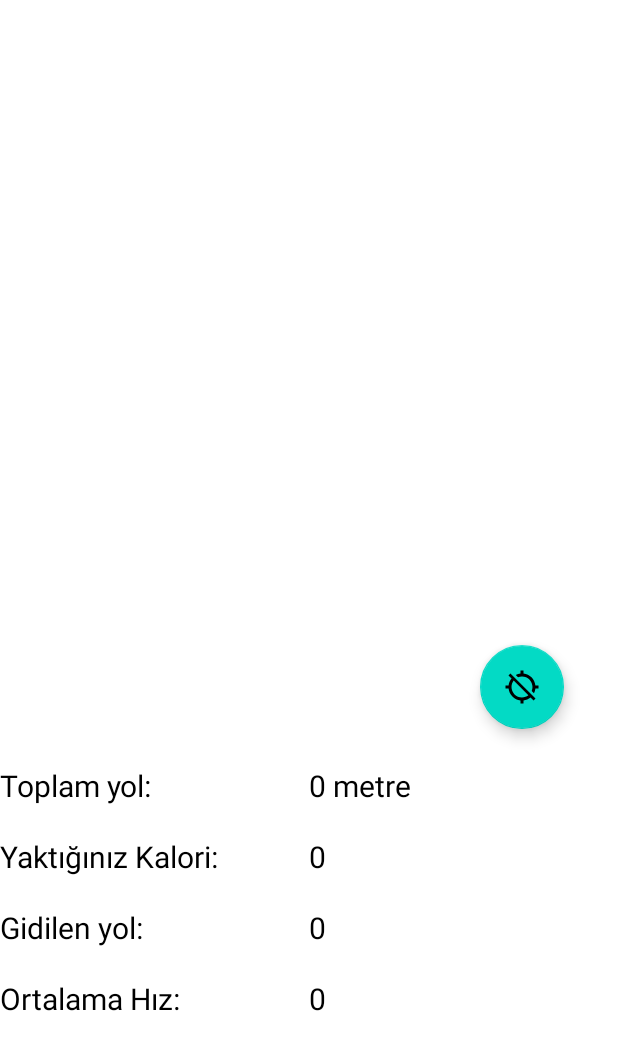
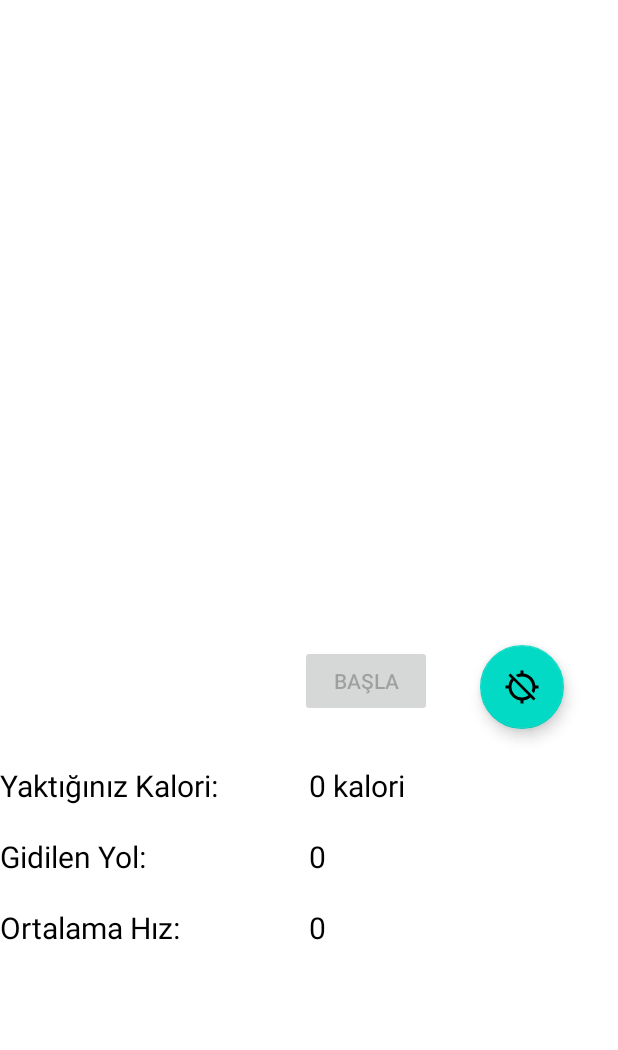
Before and after one commit to Qubits3/CalorieCalculator, an Android app: the MapsActivity screen opened directly, with no data from a screen before it, on a phone screen of 412 x 824 dp. Shown: the top 1050 px of the screen. Run offline under Robolectric (Android 15) with nearby library versions, the phone set to English and light mode, and no system bars; our stand-ins replace Timber; libraries missing offline, so code that uses them is left out: com.mapbox.api, com.mapbox.core, com.mapbox.geojson, com.mapbox.mapboxsdk, com.mapbox.turf; plain views replace MapView; 8 statements that could not run were skipped.

Commit message:
Implemented calorie and speed calculations, deleted 2 layouts.

```diff
--- a/app/src/main/java/com/example/caloriecalculator/FirstActivity.java
+++ b/app/src/main/java/com/example/caloriecalculator/FirstActivity.java
@@ -13,6 +13,11 @@ public class FirstActivity extends AppCompatActivity {
         super.onCreate(savedInstanceState);
         setContentView(R.layout.activity_first);
         setTitle("Giriş Sayfası");
+
+        //ToDo: Delete this
+//        Intent intent = new Intent(FirstActivity.this, MapsActivity.class);
+//        intent.putExtra("profile", "walking");
+//        startActivity(intent);
     }
     public void onaylaButonu(View view){
         Intent intent = new Intent(FirstActivity.this, MainActivity.class);
--- a/app/src/main/java/com/example/caloriecalculator/MapsActivity.java
+++ b/app/src/main/java/com/example/caloriecalculator/MapsActivity.java
@@ -12,6 +12,7 @@ import android.location.LocationListener;
 import android.location.LocationManager;
 import android.os.Bundle;
 import android.view.View;
+import android.widget.Button;
 import android.widget.TextView;
 import android.widget.Toast;
 
@@ -39,6 +40,11 @@ import com.mapbox.geojson.Point;
 import com.mapbox.mapboxsdk.Mapbox;
 import com.mapbox.mapboxsdk.camera.CameraUpdateFactory;
 import com.mapbox.mapboxsdk.geometry.LatLng;
+import com.mapbox.mapboxsdk.geometry.LatLngBounds;
+import com.mapbox.mapboxsdk.location.LocationComponent;
+import com.mapbox.mapboxsdk.location.LocationComponentActivationOptions;
+import com.mapbox.mapboxsdk.location.modes.CameraMode;
+import com.mapbox.mapboxsdk.location.modes.RenderMode;
 import com.mapbox.mapboxsdk.maps.MapView;
 import com.mapbox.mapboxsdk.maps.MapboxMap;
 import com.mapbox.mapboxsdk.maps.Style;
@@ -48,6 +54,8 @@ import com.mapbox.mapboxsdk.style.layers.SymbolLayer;
 import com.mapbox.mapboxsdk.style.sources.GeoJsonSource;
 import com.mapbox.turf.TurfMeasurement;
 
+import java.math.BigDecimal;
+import java.text.DecimalFormat;
 import java.util.Objects;
 
 import retrofit2.Call;
@@ -72,6 +80,7 @@ public class MapsActivity extends FragmentActivity implements MapboxMap.OnMapLon
     private static final String ICON_LAYER_ID = "icon-layer-id";
     private static final String ICON_SOURCE_ID = "icon-source-id";
     private static final String RED_PIN_ICON_ID = "red-pin-icon-id";
+
     private MapView mapView;
     private MapboxMap mapboxMap;
     private DirectionsRoute walkingRoute;
@@ -88,14 +97,21 @@ public class MapsActivity extends FragmentActivity implements MapboxMap.OnMapLon
     LocationRequest locationRequest;
     LatLng userLocation;
     FloatingActionButton mapsFab;
+    TextView toplamKaloriTextView, ortalamaHizTextView;
+    Button startRouteButton;
+    private boolean isRouteStarted = false;
+    DecimalFormat df;
 
-    TextView toplamYolTextView;
+    BigDecimal burnedCalorie = new BigDecimal(0);
+    int MET = 0;
 
     private final int REQUEST_CHECK_SETTINGS = 9001;
 
     @Override
     public void onCreate(@Nullable Bundle savedInstanceState) {
         super.onCreate(savedInstanceState);
+
+        df = new DecimalFormat("####0.00");
 
         /*
          * Get an instance of the map, this has to be set before setContentView()
@@ -112,7 +128,9 @@ public class MapsActivity extends FragmentActivity implements MapboxMap.OnMapLon
          */
         mapsFab = findViewById(R.id.maps_fab);
         mapView = findViewById(R.id.mapView);
-        toplamYolTextView = findViewById(R.id.toplamYolTextView);
+        toplamKaloriTextView = findViewById(R.id.toplamKaloriTextView);
+        ortalamaHizTextView = findViewById(R.id.ortalamaHızTextView);
+        startRouteButton = findViewById(R.id.startRouteButton);
 
         /*
          * Ask to user to open his location as Google style
@@ -125,9 +143,16 @@ public class MapsActivity extends FragmentActivity implements MapboxMap.OnMapLon
          */
         locationManager = (LocationManager) this.getSystemService(Context.LOCATION_SERVICE);
         locationListener = new LocationListener() {
+            @SuppressLint("DefaultLocale")
             @Override
             public void onLocationChanged(@NonNull Location location) {
                 userLocation = new LatLng(location.getLatitude(), location.getLongitude());  // Store current user location
+                ortalamaHizTextView.setText(String.valueOf(location.getSpeed()));
+
+                calculateCalorie(location);
+
+                if (isRouteStarted)
+                    mapboxMap.animateCamera(CameraUpdateFactory.newLatLng(userLocation));  //track current location
             }
 
             @Override
@@ -155,7 +180,7 @@ public class MapsActivity extends FragmentActivity implements MapboxMap.OnMapLon
             /*
              * Set view style such as street view, satellite view or traffic view, and night mode can be set here as well
              */
-            mapboxMap.setStyle(Style.OUTDOORS, style -> {
+            mapboxMap.setStyle(Style.MAPBOX_STREETS, style -> {
 
                 MapsActivity.this.mapboxMap = mapboxMap;
 
@@ -174,6 +199,8 @@ public class MapsActivity extends FragmentActivity implements MapboxMap.OnMapLon
                     locationManager.requestLocationUpdates(LocationManager.GPS_PROVIDER, 0, 0, locationListener);
                     locationManager.requestLocationUpdates(LocationManager.NETWORK_PROVIDER, 0, 0, locationListener);
 
+                    enableLocationComponent(style);
+
                     Location lastLocation = locationManager.getLastKnownLocation(LocationManager.GPS_PROVIDER);
                     if (lastLocation != null) {
                         LatLng lastUserLocation = new LatLng(lastLocation.getLatitude(), lastLocation.getLongitude());
@@ -182,11 +209,11 @@ public class MapsActivity extends FragmentActivity implements MapboxMap.OnMapLon
                 }
 
                 /*
-                 * Move the camera to Istanbul at first start
+                 * Move the camera to Googleplex at first start
                  */
                 SharedPreferences preferences = this.getPreferences(Context.MODE_PRIVATE);
-                float latitude = preferences.getFloat("lastLatitude", 41.0049823f);
-                float longitude = preferences.getFloat("lastLongitude", 28.7319945f);
+                float latitude = preferences.getFloat("lastLatitude", 37.4220656f);
+                float longitude = preferences.getFloat("lastLongitude", -122.0862784f);
                 mapboxMap.moveCamera(CameraUpdateFactory.newLatLngZoom(new LatLng(latitude, longitude), 10f));
             });
         });
@@ -212,12 +239,72 @@ public class MapsActivity extends FragmentActivity implements MapboxMap.OnMapLon
     }
 
     /**
+     * Draw dot to the current location
+     *
+     * @param loadedMapStyle gets the current style
+     */
+    @SuppressWarnings({"MissingPermission"})
+    private void enableLocationComponent(@NonNull Style loadedMapStyle) {
+
+        // Get an instance of the component
+        LocationComponent locationComponent = mapboxMap.getLocationComponent();
+
+        // Activate with options
+        locationComponent.activateLocationComponent(LocationComponentActivationOptions.builder(this, loadedMapStyle).build());
+
+        // Enable to make component visible
+        locationComponent.setLocationComponentEnabled(true);
+
+        // Set the component's camera mode
+        locationComponent.setCameraMode(CameraMode.TRACKING);
+
+        // Set the component's render mode
+        locationComponent.setRenderMode(RenderMode.NORMAL);
+    }
+
+    /**
      * Load route info for each Directions API profile.
      */
     private void getAllRoutes() {
         for (String profile : profiles) {
             getSingleRoute(profile);
         }
+    }
+
+    private void calculateCalorie(Location location) {
+        // ToDo: This needs thread which calls every second
+        int currentSpeed = getSpeed(location);
+        if (lastSelectedDirectionsProfile.equals(DirectionsCriteria.PROFILE_CYCLING)) {
+            if (currentSpeed < 20)
+                MET = 4;
+            else if (currentSpeed >= 20 && currentSpeed <= 22)
+                MET = 8;
+            else if (currentSpeed > 22 && currentSpeed <= 25)
+                MET = 10;
+            else if (currentSpeed > 25 && currentSpeed <= 30)
+                MET = 12;
+            else if (currentSpeed > 30)
+                MET = 16;
+        } else {
+            if (currentSpeed < 4)
+                MET = 2;
+            else if (currentSpeed > 4 && currentSpeed <= 8)
+                MET = 6;
+            else if (currentSpeed > 8 && currentSpeed <= 12)
+                MET = 8;
+            else if(currentSpeed > 12 && currentSpeed < 16)
+                MET = 13;
+            else if (currentSpeed > 16)
+                MET = 17;
+        }
+
+        burnedCalorie = burnedCalorie.add(BigDecimal.valueOf((MET * 3.5 * 60) / 12000));  // Burned calorie per second
+        toplamKaloriTextView.setText(String.valueOf(burnedCalorie));
+    }
+
+    public void startRoute(View view) {
+        mapboxMap.moveCamera(CameraUpdateFactory.newLatLngZoom(userLocation, 15f));  //track current location
+        isRouteStarted = true;
     }
 
     /**
@@ -228,12 +315,23 @@ public class MapsActivity extends FragmentActivity implements MapboxMap.OnMapLon
     @SuppressLint({"DefaultLocale", "SetTextI18n"})
     @Override
     public boolean onMapLongClick(@NonNull LatLng point) {
+
         destination = Point.fromLngLat(point.getLongitude(), point.getLatitude());
         moveDestinationMarkerToNewLocation(point);
         getAllRoutes();
 
-        toplamYolTextView.setText(getDistance(userLocation, destination));
+        // Set bounds for route zoom
+        LatLngBounds latLngBounds = new LatLngBounds.Builder()
+                .include(userLocation)
+                .include(new LatLng(destination.latitude(), destination.longitude()))
+                .build();
 
+        // Zoom camera to the route
+        mapboxMap.easeCamera(CameraUpdateFactory.newLatLngBounds(latLngBounds, 300), 5000);
+
+        // ToDo: Konum açılmayınca veya uygulma açılır açılmaz bu metot çalışırsa 'double com.mapbox.mapboxsdk.geometry.LatLng.getLongitude()' on a null object reference hatasını veriyor
+
+        startRouteButton.setEnabled(true);
         return true;
     }
 
@@ -346,7 +444,7 @@ public class MapsActivity extends FragmentActivity implements MapboxMap.OnMapLon
                     .build();
 
             /*
-             * Ask from the server for a route asynchronously
+             * Ask to the server a route asynchronously
              */
             mapboxDirections.enqueueCall(new Callback<DirectionsResponse>() {
                 @Override
@@ -424,6 +522,7 @@ public class MapsActivity extends FragmentActivity implements MapboxMap.OnMapLon
      * Floating action button function"
      */
     public void findLocation(View view) {
+        // ToDo: Harita ilk açıldığında kamera ortaya yakınlaşıyor, bir süre sonra doğru yere yakınlaşıyor, uzun basmanın çökmesinin nedeni bu olabilir
         createLocationRequestPopup();
         mapboxMap.animateCamera(CameraUpdateFactory.newLatLngZoom(userLocation, 15f), 2000);
 
@@ -439,7 +538,8 @@ public class MapsActivity extends FragmentActivity implements MapboxMap.OnMapLon
         }
     }
 
-    /**Ad
+    /**
+     * Ad
      * Calculates distance between two points
      *
      * @param point1 is the first location
@@ -452,11 +552,15 @@ public class MapsActivity extends FragmentActivity implements MapboxMap.OnMapLon
                 point1.getLatitude()),
                 Point.fromLngLat(point2.longitude(), point2.latitude())) * 1000;
 
-        if (distance >= 1000){
+        if (distance >= 1000) {
             return String.format("%.1f", distance / 1000) + " kilometre";
         } else {
             return Math.round(distance) + " metre";
         }
+    }
+
+    private int getSpeed(Location location) {
+        return Math.round(location.getSpeed() * 3.6f);  //Convert m/s to km/h
     }
 
     @Override
--- a/app/src/main/res/layout/activity_maps.xml
+++ b/app/src/main/res/layout/activity_maps.xml
@@ -25,9 +25,19 @@
             android:layout_marginStart="320dp"
             android:layout_marginTop="430dp"
             android:clickable="true"
+            android:contentDescription="@string/find_your_location"
             android:onClick="findLocation"
-            android:contentDescription="@string/find_your_location"
             android:src="@drawable/baseline_gps_off_24" />
+
+        <Button
+            android:id="@+id/startRouteButton"
+            android:layout_width="wrap_content"
+            android:layout_height="wrap_content"
+            android:layout_marginStart="200dp"
+            android:layout_marginTop="430dp"
+            android:enabled="false"
+            android:onClick="startRoute"
+            android:text="Başla" />
     </com.mapbox.mapboxsdk.maps.MapView>
 
     <LinearLayout
@@ -48,19 +58,11 @@
                 android:layout_height="wrap_content"
                 android:layout_marginTop="10dp"
                 android:layout_marginBottom="10dp"
-                android:text="Toplam yol:"
+                android:text="Yaktığınız Kalori:"
                 android:textColor="@color/black"
                 android:textSize="20sp" />
 
-            <TextView
-                android:id="@+id/textView"
-                android:layout_width="match_parent"
-                android:layout_height="wrap_content"
-                android:layout_marginTop="10dp"
-                android:layout_marginBottom="10dp"
-                android:text="Yaktığınız Kalori:"
-                android:textColor="@color/black"
-                android:textSize="20sp" />
+
 
             <TextView
                 android:id="@+id/textView2"
@@ -68,7 +70,7 @@
                 android:layout_height="wrap_content"
                 android:layout_marginTop="10dp"
                 android:layout_marginBottom="10dp"
-                android:text="Gidilen yol:"
+                android:text="Gidilen Yol:"
                 android:textColor="@color/black"
                 android:textSize="20sp" />
 
@@ -90,24 +92,15 @@
             android:orientation="vertical">
 
             <TextView
-                android:id="@+id/toplamYolTextView"
+                android:id="@+id/toplamKaloriTextView"
                 android:layout_width="match_parent"
                 android:layout_height="wrap_content"
                 android:layout_marginTop="10dp"
                 android:layout_marginBottom="10dp"
-                android:text="0 metre"
+                android:text="0 kalori"
                 android:textColor="@color/black"
                 android:textSize="20sp" />
 
-            <TextView
-                android:id="@+id/textView5"
-                android:layout_width="match_parent"
-                android:layout_height="wrap_content"
-                android:layout_marginTop="10dp"
-                android:layout_marginBottom="10dp"
-                android:text="0"
-                android:textColor="@color/black"
-                android:textSize="20sp" />
 
             <TextView
                 android:id="@+id/textView6"
@@ -120,7 +113,7 @@
                 android:textSize="20sp" />
 
             <TextView
-                android:id="@+id/textView7"
+                android:id="@+id/ortalamaHızTextView"
                 android:layout_width="match_parent"
                 android:layout_height="wrap_content"
                 android:layout_marginTop="10dp"
@@ -128,6 +121,7 @@
                 android:text="0"
                 android:textColor="@color/black"
                 android:textSize="20sp" />
+
         </LinearLayout>
     </LinearLayout>
 
```
Also changed, not shown: app/src/main/AndroidManifest.xml (+14 -7 lines), app/src/main/res/layout/activity_bicycle.xml (deleted, +0 -7 lines), app/src/main/res/layout/activity_walk.xml (deleted, +0 -9 lines).
